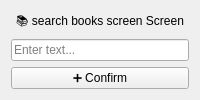
Before: the Qt Designer form Proyecto/ui/screens/CU17_search_books_screen.ui in CL200111/Ingesoft2025-1G8, drawn with Qt 5.
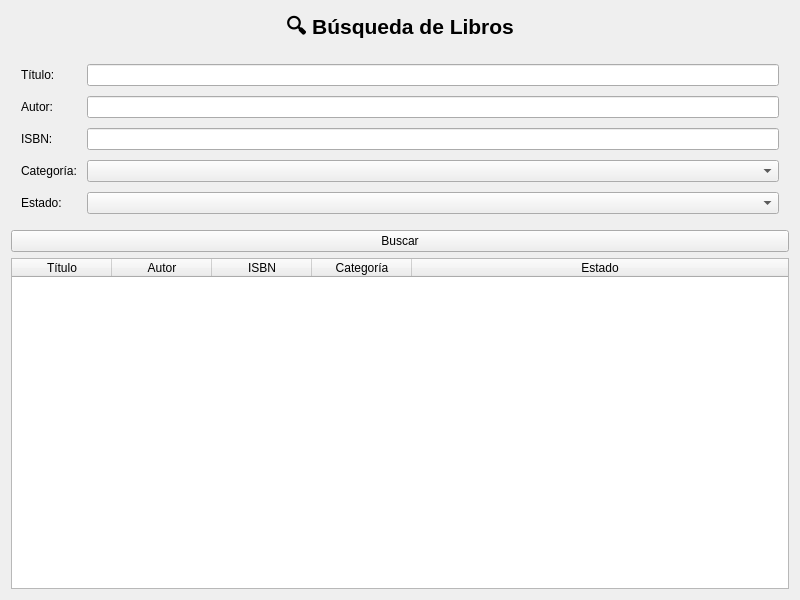
After: the same form once the commit is applied.

```diff
--- a/Proyecto/ui/screens/CU17_search_books_screen.ui
+++ b/Proyecto/ui/screens/CU17_search_books_screen.ui
@@ -2,11 +2,29 @@
 <ui version="4.0">
  <class>search_books_screen</class>
  <widget class="QWidget" name="search_books_screen">
+  <property name="geometry">
+   <rect>
+    <x>0</x>
+    <y>0</y>
+    <width>800</width>
+    <height>600</height>
+   </rect>
+  </property>
+  <property name="windowTitle">
+   <string>Búsqueda de Libros</string>
+  </property>
   <layout class="QVBoxLayout" name="verticalLayout">
    <item>
     <widget class="QLabel" name="label_heading">
+     <property name="font">
+      <font>
+       <pointsize>16</pointsize>
+       <weight>75</weight>
+       <bold>true</bold>
+      </font>
+     </property>
      <property name="text">
-      <string>📚 search books screen Screen</string>
+      <string>🔍 Búsqueda de Libros</string>
      </property>
      <property name="alignment">
       <set>Qt::AlignCenter</set>
@@ -14,19 +32,125 @@
     </widget>
    </item>
    <item>
-    <widget class="QLineEdit" name="titleInput">
-     <property name="placeholderText">
-      <string>Enter text...</string>
+    <layout class="QFormLayout" name="formLayout">
+     <property name="leftMargin">
+      <number>10</number>
      </property>
-    </widget>
+     <property name="topMargin">
+      <number>10</number>
+     </property>
+     <property name="rightMargin">
+      <number>10</number>
+     </property>
+     <property name="bottomMargin">
+      <number>10</number>
+     </property>
+     <property name="horizontalSpacing">
+      <number>10</number>
+     </property>
+     <property name="verticalSpacing">
+      <number>10</number>
+     </property>
+     <item row="0" column="0">
+      <widget class="QLabel" name="label_titulo">
+       <property name="text">
+        <string>Título:</string>
+       </property>
+      </widget>
+     </item>
+     <item row="0" column="1">
+      <widget class="QLineEdit" name="titulo_input"/>
+     </item>
+     <item row="1" column="0">
+      <widget class="QLabel" name="label_autor">
+       <property name="text">
+        <string>Autor:</string>
+       </property>
+      </widget>
+     </item>
+     <item row="1" column="1">
+      <widget class="QLineEdit" name="autor_input"/>
+     </item>
+     <item row="2" column="0">
+      <widget class="QLabel" name="label_isbn">
+       <property name="text">
+        <string>ISBN:</string>
+       </property>
+      </widget>
+     </item>
+     <item row="2" column="1">
+      <widget class="QLineEdit" name="isbn_input"/>
+     </item>
+     <item row="3" column="0">
+      <widget class="QLabel" name="label_categoria">
+       <property name="text">
+        <string>Categoría:</string>
+       </property>
+      </widget>
+     </item>
+     <item row="3" column="1">
+      <widget class="QComboBox" name="categoria_combo"/>
+     </item>
+     <item row="4" column="0">
+      <widget class="QLabel" name="label_estado">
+       <property name="text">
+        <string>Estado:</string>
+       </property>
+      </widget>
+     </item>
+     <item row="4" column="1">
+      <widget class="QComboBox" name="estado_combo"/>
+     </item>
+    </layout>
    </item>
    <item>
     <widget class="QPushButton" name="saveButton">
      <property name="text">
-      <string>➕ Confirm</string>
+      <string>Buscar</string>
      </property>
     </widget>
    </item>
+   <item>
+    <widget class="QTableWidget" name="results_table">
+     <property name="editTriggers">
+      <set>QAbstractItemView::NoEditTriggers</set>
+     </property>
+     <property name="selectionMode">
+      <enum>QAbstractItemView::SingleSelection</enum>
+     </property>
+     <property name="selectionBehavior">
+      <enum>QAbstractItemView::SelectRows</enum>
+     </property>
+     <attribute name="horizontalHeaderStretchLastSection">
+      <bool>true</bool>
+     </attribute>
+     <column>
+      <property name="text">
+       <string>Título</string>
+      </property>
+     </column>
+     <column>
+      <property name="text">
+       <string>Autor</string>
+      </property>
+     </column>
+     <column>
+      <property name="text">
+       <string>ISBN</string>
+      </property>
+     </column>
+     <column>
+      <property name="text">
+       <string>Categoría</string>
+      </property>
+     </column>
+     <column>
+      <property name="text">
+       <string>Estado</string>
+      </property>
+     </column>
+    </widget>
+   </item>
   </layout>
  </widget>
  <resources/>
```
Left out of the diff: 2 changed lines with no effect on the pictures.
